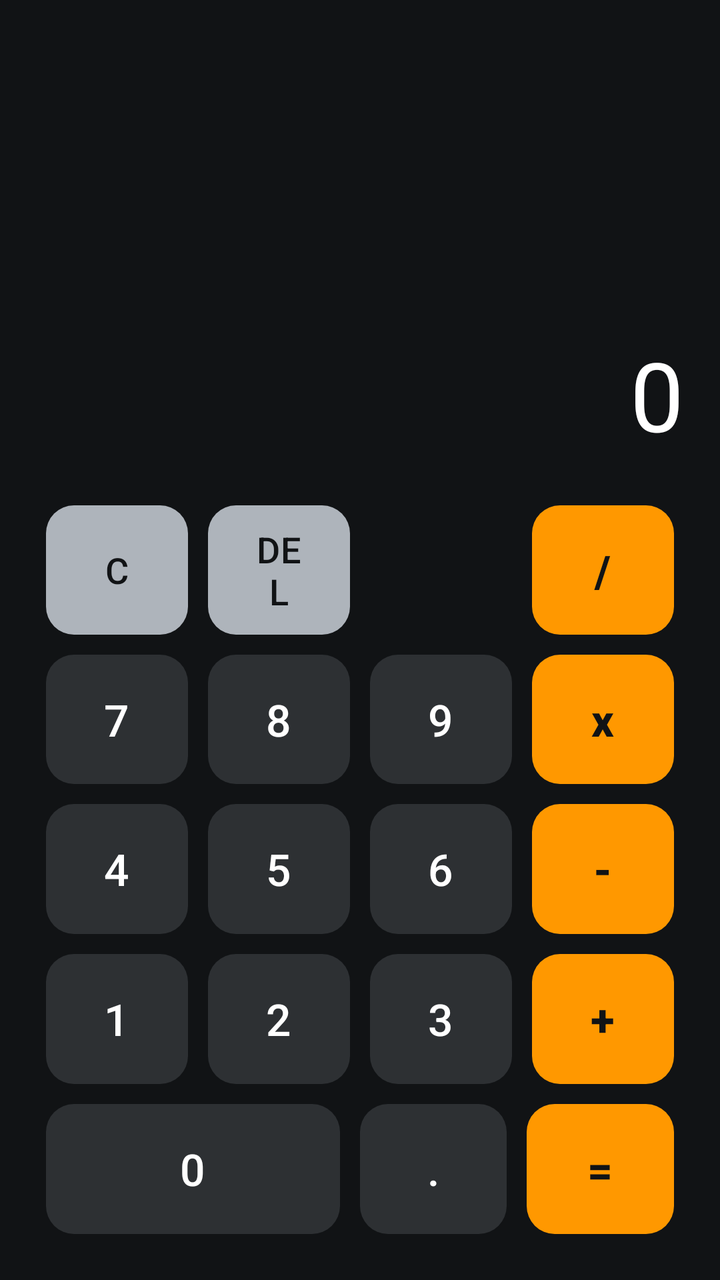
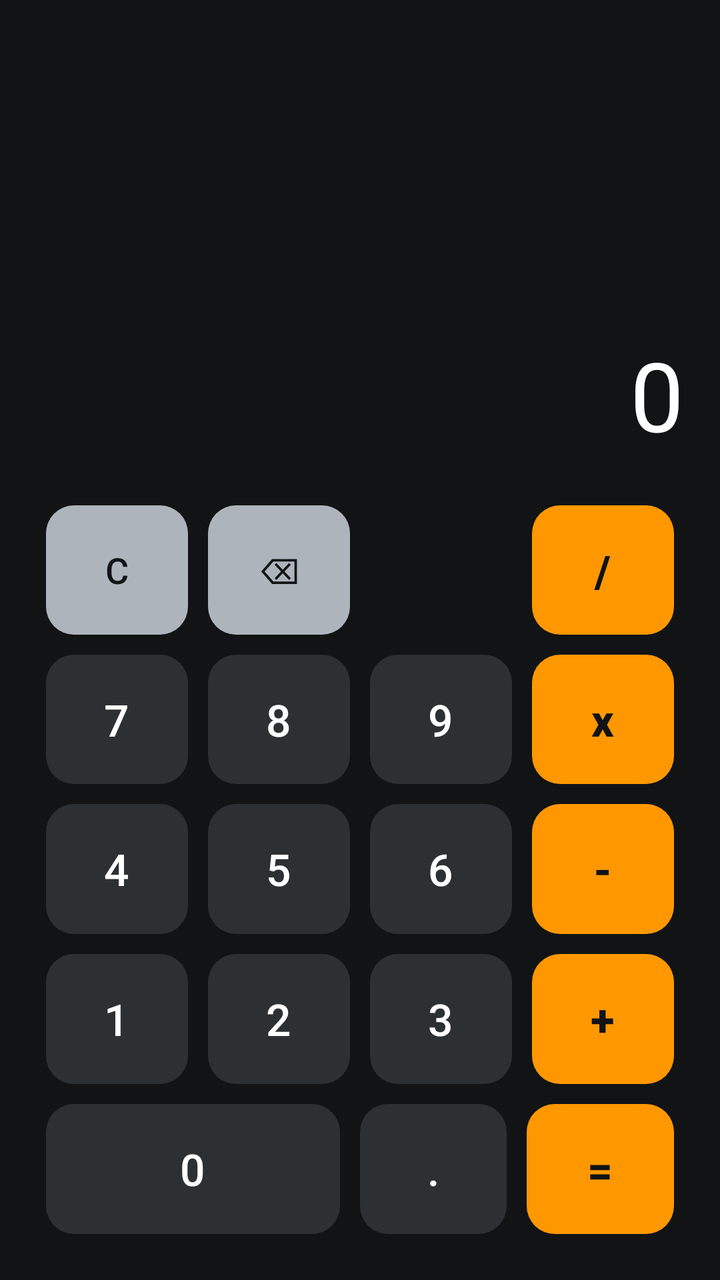

Before-and-after screenshots of an Android layout around one commit, followed by the original layout XML and the change that was made.
<!-- AndroidManifest.xml: application theme Theme.Camera2Study -->
<!-- res/layout/fragment_calculator.xml -->
<?xml version="1.0" encoding="utf-8"?>
<androidx.constraintlayout.widget.ConstraintLayout xmlns:android="http://schemas.android.com/apk/res/android"
    xmlns:app="http://schemas.android.com/apk/res-auto"
    android:layout_width="match_parent"
    android:layout_height="match_parent"
    android:background="#111315"
    android:fitsSystemWindows="true"
    android:padding="18dp">

    <TextView
        android:id="@+id/txtCalcDisplay"
        android:layout_width="0dp"
        android:layout_height="0dp"
        android:gravity="bottom|end"
        android:maxLines="1"
        android:text="0"
        android:textColor="@android:color/white"
        android:textSize="48sp"
        android:textStyle="normal"
        app:layout_constraintBottom_toTopOf="@id/calcKeypad"
        app:layout_constraintEnd_toEndOf="parent"
        app:layout_constraintHeight_percent="0.32"
        app:layout_constraintStart_toStartOf="parent"
        app:layout_constraintTop_toTopOf="parent" />

    <LinearLayout
        android:id="@+id/calcKeypad"
        android:layout_width="0dp"
        android:layout_height="0dp"
        android:orientation="vertical"
        app:layout_constraintBottom_toBottomOf="parent"
        app:layout_constraintEnd_toEndOf="parent"
        app:layout_constraintHeight_percent="0.62"
        app:layout_constraintStart_toStartOf="parent">

        <LinearLayout
            style="@style/CalcRow">

            <com.google.android.material.button.MaterialButton
                android:id="@+id/btnCalcClear"
                style="@style/CalcButtonFunction"
                android:text="C" />

            <com.google.android.material.button.MaterialButton
                android:id="@+id/btnCalcBack"
                style="@style/CalcButtonFunction"
                android:text="DEL" />

            <Space
                style="@style/CalcButtonSpace" />

            <com.google.android.material.button.MaterialButton
                android:id="@+id/btnCalcDivide"
                style="@style/CalcButtonOperator"
                android:text="/" />
        </LinearLayout>

        <LinearLayout
            style="@style/CalcRow">

            <com.google.android.material.button.MaterialButton
                android:id="@+id/btnCalc7"
                style="@style/CalcButtonNumber"
                android:text="7" />

            <com.google.android.material.button.MaterialButton
                android:id="@+id/btnCalc8"
                style="@style/CalcButtonNumber"
                android:text="8" />

            <com.google.android.material.button.MaterialButton
                android:id="@+id/btnCalc9"
                style="@style/CalcButtonNumber"
                android:text="9" />

            <com.google.android.material.button.MaterialButton
                android:id="@+id/btnCalcMultiply"
                style="@style/CalcButtonOperator"
                android:text="x" />
        </LinearLayout>

        <LinearLayout
            style="@style/CalcRow">

            <com.google.android.material.button.MaterialButton
                android:id="@+id/btnCalc4"
                style="@style/CalcButtonNumber"
                android:text="4" />

            <com.google.android.material.button.MaterialButton
                android:id="@+id/btnCalc5"
                style="@style/CalcButtonNumber"
                android:text="5" />

            <com.google.android.material.button.MaterialButton
                android:id="@+id/btnCalc6"
                style="@style/CalcButtonNumber"
                android:text="6" />

            <com.google.android.material.button.MaterialButton
                android:id="@+id/btnCalcSubtract"
                style="@style/CalcButtonOperator"
                android:text="-" />
        </LinearLayout>

        <LinearLayout
            style="@style/CalcRow">

            <com.google.android.material.button.MaterialButton
                android:id="@+id/btnCalc1"
                style="@style/CalcButtonNumber"
                android:text="1" />

            <com.google.android.material.button.MaterialButton
                android:id="@+id/btnCalc2"
                style="@style/CalcButtonNumber"
                android:text="2" />

            <com.google.android.material.button.MaterialButton
                android:id="@+id/btnCalc3"
                style="@style/CalcButtonNumber"
                android:text="3" />

            <com.google.android.material.button.MaterialButton
                android:id="@+id/btnCalcAdd"
                style="@style/CalcButtonOperator"
                android:text="+" />
        </LinearLayout>

        <LinearLayout
            style="@style/CalcRow">

            <com.google.android.material.button.MaterialButton
                android:id="@+id/btnCalc0"
                style="@style/CalcButtonNumberWide"
                android:text="0" />

            <com.google.android.material.button.MaterialButton
                android:id="@+id/btnCalcDecimal"
                style="@style/CalcButtonNumber"
                android:text="." />

            <com.google.android.material.button.MaterialButton
                android:id="@+id/btnCalcEquals"
                style="@style/CalcButtonOperator"
                android:text="=" />
        </LinearLayout>
    </LinearLayout>
</androidx.constraintlayout.widget.ConstraintLayout>
<!-- resources referenced by this layout -->
<resources>
  <style name="CalcButtonFunction" parent="CalcButtonNumber">
          <item name="backgroundTint">#AEB4BB</item>
          <item name="android:textColor">#111315</item>
          <item name="android:textSize">18sp</item>
      </style>
  <style name="CalcButtonNumber" parent="Widget.Material3.Button">
          <item name="android:layout_width">0dp</item>
          <item name="android:layout_height">match_parent</item>
          <item name="android:layout_weight">1</item>
          <item name="android:layout_margin">5dp</item>
          <item name="android:minHeight">0dp</item>
          <item name="android:minWidth">0dp</item>
          <item name="android:textSize">22sp</item>
          <item name="android:textColor">@android:color/white</item>
          <item name="backgroundTint">#2D3033</item>
          <item name="cornerRadius">14dp</item>
          <item name="android:insetTop">0dp</item>
          <item name="android:insetBottom">0dp</item>
      </style>
  <style name="CalcButtonNumberWide" parent="CalcButtonNumber">
          <item name="android:layout_weight">2</item>
      </style>
  <style name="CalcButtonOperator" parent="CalcButtonNumber">
          <item name="backgroundTint">#FF9800</item>
          <item name="android:textColor">#111315</item>
          <item name="android:textStyle">bold</item>
      </style>
  <style name="CalcButtonSpace">
          <item name="android:layout_width">0dp</item>
          <item name="android:layout_height">match_parent</item>
          <item name="android:layout_weight">1</item>
          <item name="android:layout_margin">5dp</item>
      </style>
  <style name="CalcRow">
          <item name="android:layout_width">match_parent</item>
          <item name="android:layout_height">0dp</item>
          <item name="android:layout_weight">1</item>
          <item name="android:orientation">horizontal</item>
          <item name="android:baselineAligned">false</item>
      </style>
  <style name="Theme.Camera2Study" parent="Theme.Material3.DayNight.NoActionBar">
          <item name="android:statusBarColor" tools:targetApi="l">@android:color/black</item>
          <item name="android:navigationBarColor">@android:color/black</item>
      </style>
</resources>

<!-- the commit's change to res/layout/fragment_calculator.xml (unified diff, before → after) -->
@@ -44,7 +44,7 @@
             <com.google.android.material.button.MaterialButton
                 android:id="@+id/btnCalcBack"
                 style="@style/CalcButtonFunction"
-                android:text="DEL" />
+                android:text="⌫" android:contentDescription="마지막 숫자 지우기" />
 
             <Space
                 style="@style/CalcButtonSpace" />
